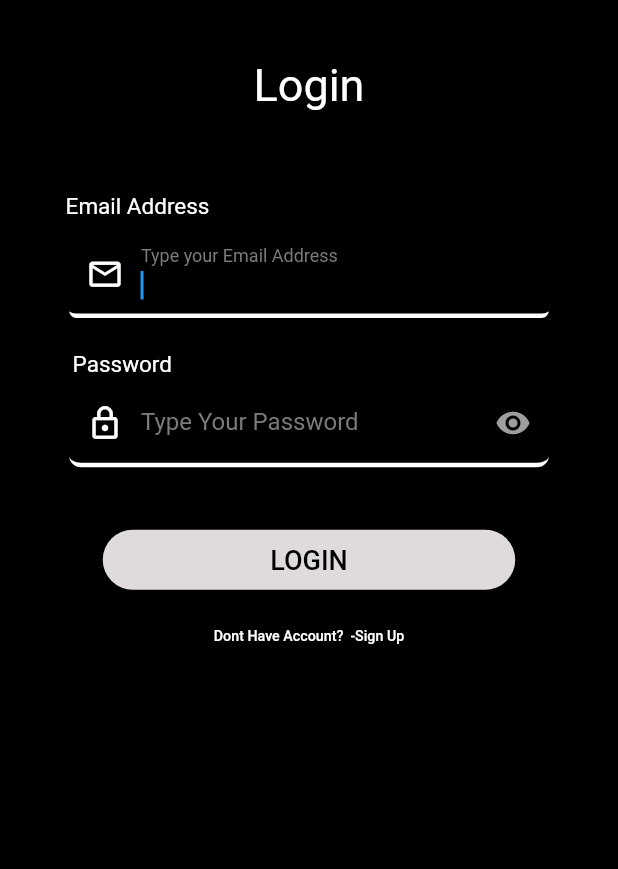
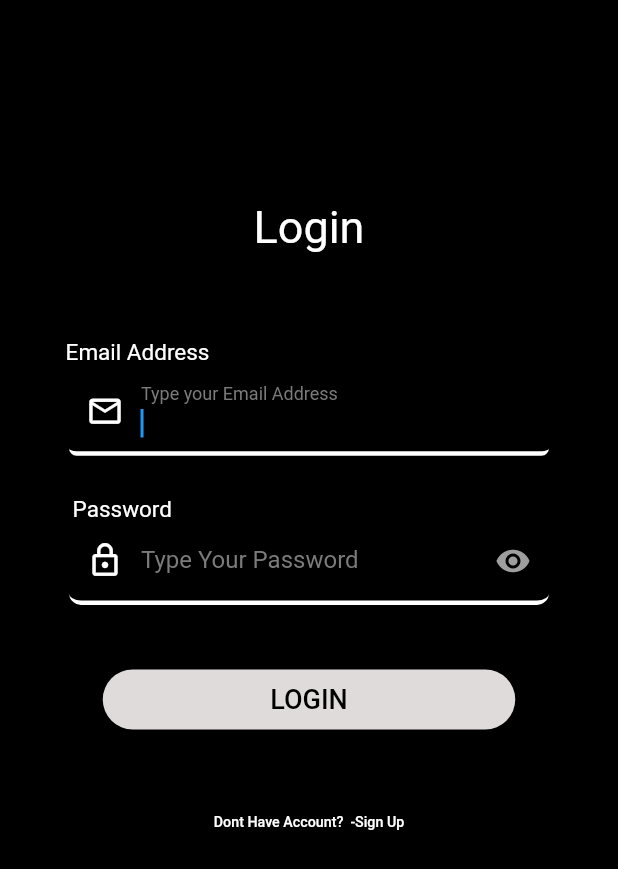
Before and after one commit to HR6002/fast_track, a Flutter app: the screen it shows after launch, after a tap on "LOGIN", on a phone screen of 412 x 824 dp. Shown: the top 869 px of the screen. Run offline on Flutter 3.47's test engine with Material 2 defaults, Android fonts, the phone set to English and light mode, and no system bars; network calls fail; Roboto replaces fonts that are missing (Mukta, Outfit, Readex Pro).

Commit message:
fixed dimension

```diff
--- a/lib/main.dart
+++ b/lib/main.dart
@@ -146,19 +146,11 @@ var hello = () async {
                     ),)),),
 
 
-             Align(
-                alignment: AlignmentDirectional(-1.30, -1.04),
-                child: ClipRRect(
-                  borderRadius: BorderRadius.circular(8),
-                  child: Image.asset(
-                    'Assets/images/Logo.png',
-                    width: 200,
-                    fit: BoxFit.cover,
-                  ),),),
+
 
 
               Align(
-                alignment: AlignmentDirectional(-0.85, -0.48),
+                alignment: AlignmentDirectional(-0.0, -0.2),
                 child: Text(
                   'Hello!',
                   textAlign: TextAlign.center,
@@ -170,7 +162,7 @@ var hello = () async {
                       ),),),
 
               Align(
-                alignment: AlignmentDirectional(-0.78, -0.29),
+                alignment: AlignmentDirectional(-0.0, -0.1),
                 child: Text(
                   'Welcome,',
                   style: TextStyle(
@@ -248,7 +240,7 @@ class _PasswordInputFieldState extends State<PasswordInputField> {
   @override
   Widget build(BuildContext context) {
     return Align(
-      alignment: AlignmentDirectional(0.00, -0.34),
+      alignment: AlignmentDirectional(0.00, -0.1),
       child: Padding(
         padding: EdgeInsetsDirectional.fromSTEB(8, 0, 8, 0),
         child: Container(
@@ -363,7 +355,7 @@ var main_stack= Stack(children: [
 
 
               Align(
-                alignment: AlignmentDirectional(0.00, -0.1),
+                alignment: AlignmentDirectional(0.00, 0.14),
                 child: TextButton(
                   onPressed: () async {
 
@@ -387,7 +379,7 @@ var main_stack= Stack(children: [
 
 
               Align(
-                alignment: AlignmentDirectional(0.00, 0.03),
+                alignment: AlignmentDirectional(0.00, 0.35),
                 child: OutlinedButton(
                   onPressed: () {
                     print("sign up button pressed");
@@ -405,7 +397,7 @@ var main_stack= Stack(children: [
                     ),)),),
 
               Align(
-                alignment: AlignmentDirectional(0.00, -0.60),
+                alignment: AlignmentDirectional(0.00, -0.36),
                 child: Padding(
                   padding: EdgeInsetsDirectional.fromSTEB(8, 0, 8, 0),
                   child: Container(
@@ -475,7 +467,7 @@ var main_stack= Stack(children: [
                 ),
               ),
               Align(
-                alignment: AlignmentDirectional(-0.72, -0.68),
+                alignment: AlignmentDirectional(-0.72, -0.44),
                 child: Text(
                   'Email Address ',
                   style: TextStyle(
@@ -491,7 +483,7 @@ var main_stack= Stack(children: [
       });
     },),
               Align(
-                alignment: AlignmentDirectional(-0.72, -0.42),
+                alignment: AlignmentDirectional(-0.72, -0.18),
                 child: Text(
                   'Password',
                   style: TextStyle(
@@ -502,7 +494,7 @@ var main_stack= Stack(children: [
                 ),
               ),
               Align(
-                alignment: AlignmentDirectional(0.00, -0.9),
+                alignment: AlignmentDirectional(0.00, -0.66),
                 child: Text(
                   'Login',
                   style: TextStyle(
```
Also changed, not shown: pubspec.lock, 15 other files.
